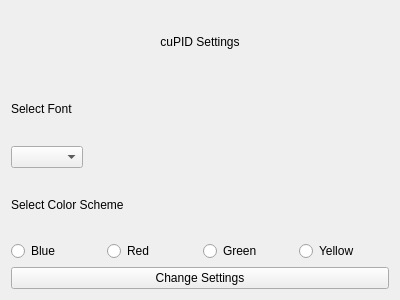
Qt form settingswidget.ui (zcharli/carleton-student-project-partner-finder) before a commit.
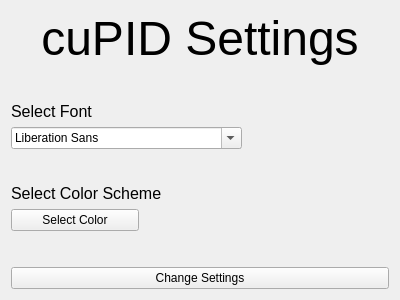
The same form after that commit.

The edit to the form file:
```diff
--- a/settingswidget.ui
+++ b/settingswidget.ui
@@ -16,6 +16,17 @@
   <layout class="QVBoxLayout" name="verticalLayout">
    <item>
     <widget class="QLabel" name="lblSettings">
+     <property name="maximumSize">
+      <size>
+       <width>16777215</width>
+       <height>150</height>
+      </size>
+     </property>
+     <property name="font">
+      <font>
+       <pointsize>36</pointsize>
+      </font>
+     </property>
      <property name="text">
       <string>cuPID Settings</string>
      </property>
@@ -24,8 +35,26 @@
      </property>
     </widget>
    </item>
+   <item>
+    <spacer name="verticalSpacer_3">
+     <property name="orientation">
+      <enum>Qt::Vertical</enum>
+     </property>
+     <property name="sizeHint" stdset="0">
+      <size>
+       <width>20</width>
+       <height>40</height>
+      </size>
+     </property>
+    </spacer>
+   </item>
    <item>
     <widget class="QLabel" name="label_2">
+     <property name="font">
+      <font>
+       <pointsize>12</pointsize>
+      </font>
+     </property>
      <property name="text">
       <string>Select Font</string>
      </property>
@@ -34,7 +63,7 @@
    <item>
     <layout class="QHBoxLayout" name="horizontalLayout_2">
      <item>
-      <widget class="QComboBox" name="comboBox"/>
+      <widget class="QFontComboBox" name="fontComboBox"/>
      </item>
      <item>
       <spacer name="horizontalSpacer">
@@ -51,8 +80,26 @@
      </item>
     </layout>
    </item>
+   <item>
+    <spacer name="verticalSpacer_2">
+     <property name="orientation">
+      <enum>Qt::Vertical</enum>
+     </property>
+     <property name="sizeHint" stdset="0">
+      <size>
+       <width>20</width>
+       <height>40</height>
+      </size>
+     </property>
+    </spacer>
+   </item>
    <item>
     <widget class="QLabel" name="label">
+     <property name="font">
+      <font>
+       <pointsize>12</pointsize>
+      </font>
+     </property>
      <property name="text">
       <string>Select Color Scheme</string>
      </property>
@@ -60,38 +107,45 @@
    </item>
    <item>
     <layout class="QHBoxLayout" name="horizontalLayout">
+     <property name="rightMargin">
+      <number>250</number>
+     </property>
      <item>
-      <widget class="QRadioButton" name="radioButton_2">
-       <property name="text">
-        <string>Blue</string>
+      <widget class="QPushButton" name="btnColorSelector">
+       <property name="sizePolicy">
+        <sizepolicy hsizetype="Preferred" vsizetype="Preferred">
+         <horstretch>0</horstretch>
+         <verstretch>0</verstretch>
+        </sizepolicy>
        </property>
-      </widget>
-     </item>
-     <item>
-      <widget class="QRadioButton" name="radioButton">
-       <property name="text">
-        <string>Red</string>
+       <property name="minimumSize">
+        <size>
+         <width>0</width>
+         <height>0</height>
+        </size>
        </property>
-      </widget>
-     </item>
-     <item>
-      <widget class="QRadioButton" name="radioButton_4">
        <property name="text">
-        <string>Green</string>
-       </property>
-      </widget>
-     </item>
-     <item>
-      <widget class="QRadioButton" name="radioButton_3">
-       <property name="text">
-        <string>Yellow</string>
+        <string>Select Color</string>
        </property>
       </widget>
      </item>
     </layout>
    </item>
    <item>
-    <widget class="QPushButton" name="pushButton">
+    <spacer name="verticalSpacer">
+     <property name="orientation">
+      <enum>Qt::Vertical</enum>
+     </property>
+     <property name="sizeHint" stdset="0">
+      <size>
+       <width>20</width>
+       <height>40</height>
+      </size>
+     </property>
+    </spacer>
+   </item>
+   <item>
+    <widget class="QPushButton" name="btnChangeSettings">
      <property name="text">
       <string>Change Settings</string>
      </property>
```
